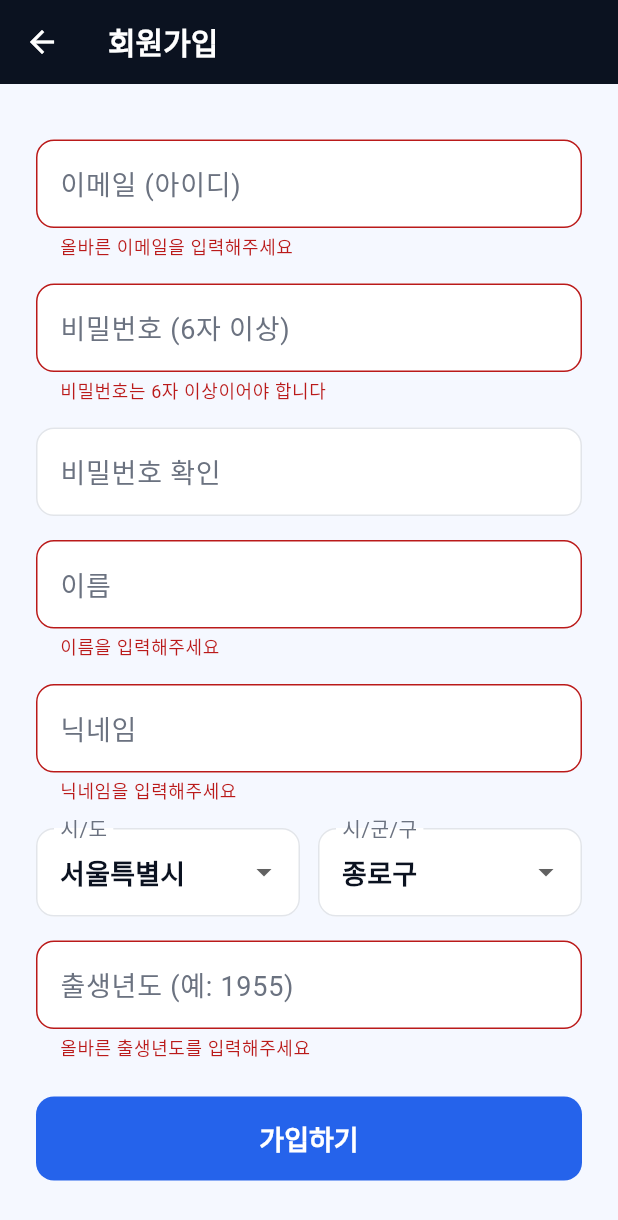
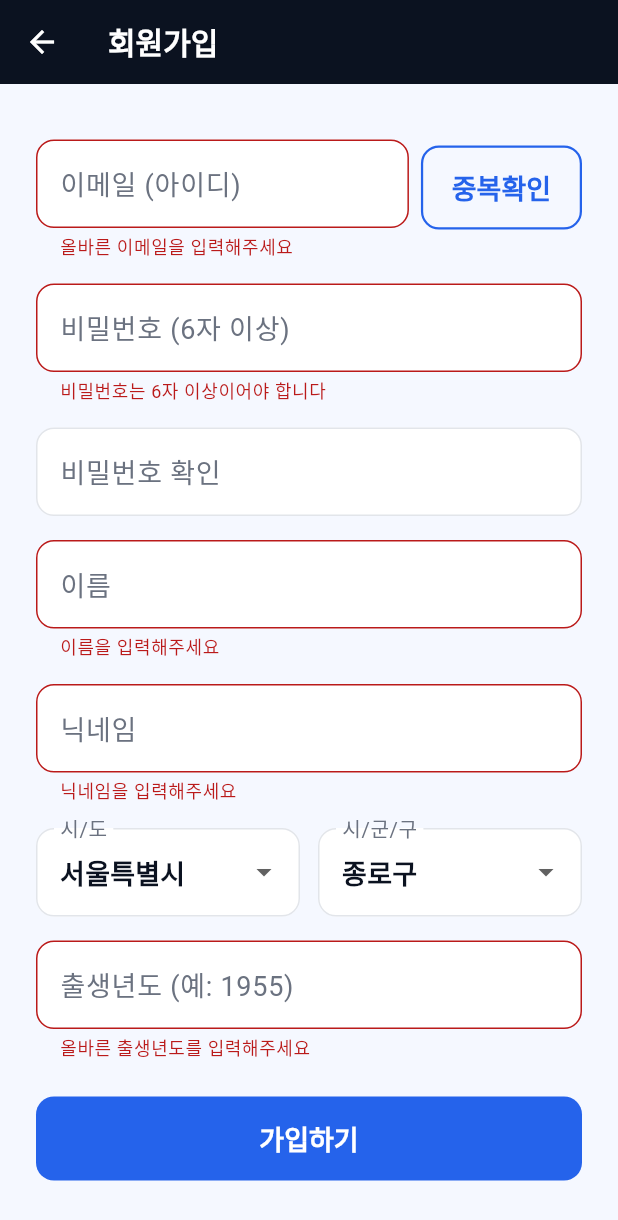
Before and after one commit to CPA-KWON/silver-life, a Flutter app: the SignupPage screen opened directly, after a tap on "가입하기", on a phone screen of 412 x 824 dp. Shown: the top 1220 px of the screen. Run offline on Flutter 3.47's test engine with Material 3 defaults, Android fonts, the phone set to English and light mode, and no system bars; our stand-ins replace geocoding, geolocator, permission_handler, supabase_flutter; missing offline and left inert: flutter_naver_map; accounts and stored records are empty; Roboto replaces fonts that are missing (Pretendard).

Commit message:
회원가입 시 이메일 중복확인 기능 추가

```diff
--- a/lib/auth/signup_page.dart
+++ b/lib/auth/signup_page.dart
@@ -28,6 +28,12 @@ class _SignupPageState extends State<SignupPage> {
   String _sido = kKoreaRegions.keys.first;
   String _sigungu = kKoreaRegions.values.first.first;
   bool _isLoading = false;
+  bool _isCheckingEmail = false;
+  // The email address that _emailAvailable's result applies to — any edit
+  // to the email field after a check invalidates it, so a stale "사용 가능"
+  // result can't carry over to a different address.
+  String? _checkedEmail;
+  bool? _emailAvailable;
 
   @override
   void dispose() {
@@ -40,13 +46,46 @@ class _SignupPageState extends State<SignupPage> {
     super.dispose();
   }
 
+  Future<void> _checkEmailAvailability() async {
+    final email = _emailController.text.trim();
+    if (email.isEmpty || !email.contains('@')) {
+      _showMessage('올바른 이메일을 입력해주세요');
+      return;
+    }
+
+    setState(() => _isCheckingEmail = true);
+    try {
+      final exists = await Supabase.instance.client.rpc(
+        'email_exists',
+        params: {'check_email': email},
+      ) as bool;
+      if (mounted) {
+        setState(() {
+          _checkedEmail = email;
+          _emailAvailable = !exists;
+        });
+        _showMessage(exists ? '이미 가입된 이메일입니다.' : '사용 가능한 이메일입니다.');
+      }
+    } catch (_) {
+      _showMessage('중복 확인에 실패했습니다. 다시 시도해주세요.');
+    } finally {
+      if (mounted) setState(() => _isCheckingEmail = false);
+    }
+  }
+
   Future<void> _signup() async {
     if (!_formKey.currentState!.validate()) return;
+
+    final email = _emailController.text.trim();
+    if (_checkedEmail != email || _emailAvailable != true) {
+      _showMessage('이메일 중복확인을 먼저 진행해주세요.');
+      return;
+    }
 
     setState(() => _isLoading = true);
     try {
       final response = await Supabase.instance.client.auth.signUp(
-        email: _emailController.text.trim(),
+        email: email,
         password: _passwordController.text,
         emailRedirectTo: _emailConfirmRedirect,
         data: {
@@ -86,10 +125,19 @@ class _SignupPageState extends State<SignupPage> {
         Navigator.of(context).pop();
       }
     } on AuthException catch (e) {
+      final lowerMessage = e.message.toLowerCase();
+      if (lowerMessage.contains('already registered') ||
+          lowerMessage.contains('already exists')) {
+        // Rare race: someone else registered this exact email between the
+        // 중복확인 check and this submit. Force a fresh check before retrying.
+        setState(() {
+          _emailAvailable = false;
+          _checkedEmail = null;
+        });
+        _showMessage('이미 가입된 이메일입니다.');
+      } else if (lowerMessage.contains('duplicate') || lowerMessage.contains('unique')) {
         // A duplicate nickname fails inside the DB trigger that creates the
         // profiles row, which GoTrue surfaces back as a generic AuthException.
-      if (e.message.toLowerCase().contains('duplicate') ||
-          e.message.toLowerCase().contains('unique')) {
         _showMessage('이미 사용 중인 닉네임입니다.');
       } else {
         _showMessage(e.message);
@@ -122,18 +170,62 @@ class _SignupPageState extends State<SignupPage> {
                 mainAxisSize: MainAxisSize.min,
                 crossAxisAlignment: CrossAxisAlignment.stretch,
                 children: [
-                  TextFormField(
+                  Row(
+                    crossAxisAlignment: CrossAxisAlignment.start,
+                    children: [
+                      Expanded(
+                        child: TextFormField(
                           controller: _emailController,
                           keyboardType: TextInputType.emailAddress,
-                    decoration: const InputDecoration(
+                          decoration: InputDecoration(
                             labelText: '이메일 (아이디)',
+                            helperText: _emailAvailable == null
+                                ? null
+                                : (_emailAvailable!
+                                    ? '사용 가능한 이메일입니다.'
+                                    : '이미 가입된 이메일입니다.'),
+                            helperStyle: TextStyle(
+                              color: _emailAvailable == true
+                                  ? Colors.green
+                                  : Theme.of(context).colorScheme.error,
                             ),
+                          ),
+                          // Any edit invalidates a previous 중복확인 result —
+                          // it only ever applies to the exact email it was
+                          // run against.
+                          onChanged: (_) => setState(() {
+                            _checkedEmail = null;
+                            _emailAvailable = null;
+                          }),
                           validator: (value) {
                             if (value == null || !value.contains('@')) {
                               return '올바른 이메일을 입력해주세요';
                             }
                             return null;
                           },
+                        ),
+                      ),
+                      const SizedBox(width: 8),
+                      Padding(
+                        padding: const EdgeInsets.only(top: 4),
+                        child: OutlinedButton(
+                          onPressed: _isCheckingEmail ? null : _checkEmailAvailability,
+                          // Same theme-override reason as elsewhere in the
+                          // app: a Row gives non-flex children unbounded
+                          // width, and the app theme's default button
+                          // minimumSize is full-width (Size.fromHeight(56)),
+                          // which crashes layout if left as-is here.
+                          style: OutlinedButton.styleFrom(minimumSize: const Size(0, 56)),
+                          child: _isCheckingEmail
+                              ? const SizedBox(
+                                  width: 20,
+                                  height: 20,
+                                  child: CircularProgressIndicator(strokeWidth: 2),
+                                )
+                              : const Text('중복확인'),
+                        ),
+                      ),
+                    ],
                   ),
                   const SizedBox(height: 16),
                   TextFormField(
```
Also changed, not shown: 1 other file. Lines whose indentation alone changed are shown as unchanged.
